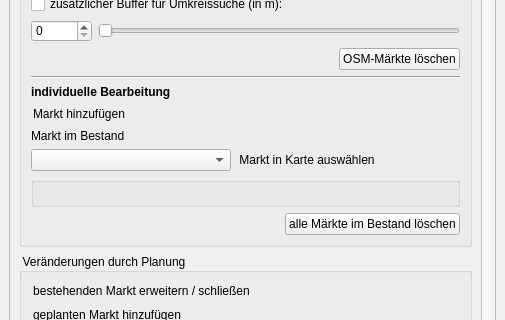
Above: projektchecktools/ui/ProjektCheck_dockwidget_analysis_08-SKSM.ui from projektcheck/ProjektCheck-QGIS before the change; both pictures show x 0 to 505 and y 290 to 610 of the 505 by 810 pixel window. Below: the same form after it.
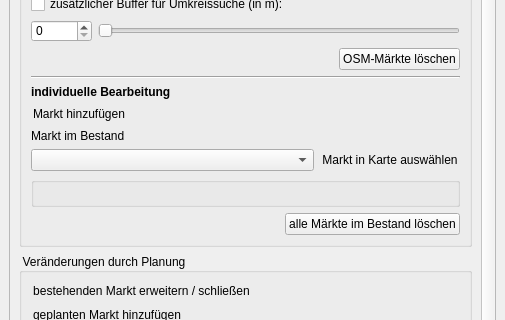
That is the form after the change. Icons and pictures are not drawn. Custom widgets are drawn as their Qt base class.

```diff
--- a/projektchecktools/ui/ProjektCheck_dockwidget_analysis_08-SKSM.ui
+++ b/projektchecktools/ui/ProjektCheck_dockwidget_analysis_08-SKSM.ui
@@ -538,19 +538,6 @@
                </property>
               </widget>
              </item>
-             <item>
-              <spacer name="horizontalSpacer_7">
-               <property name="orientation">
-                <enum>Qt::Horizontal</enum>
-               </property>
-               <property name="sizeHint" stdset="0">
-                <size>
-                 <width>40</width>
-                 <height>20</height>
-                </size>
-               </property>
-              </spacer>
-             </item>
             </layout>
            </item>
            <item>
```
Left out of the diff: 2 changed lines with no effect on the pictures.
